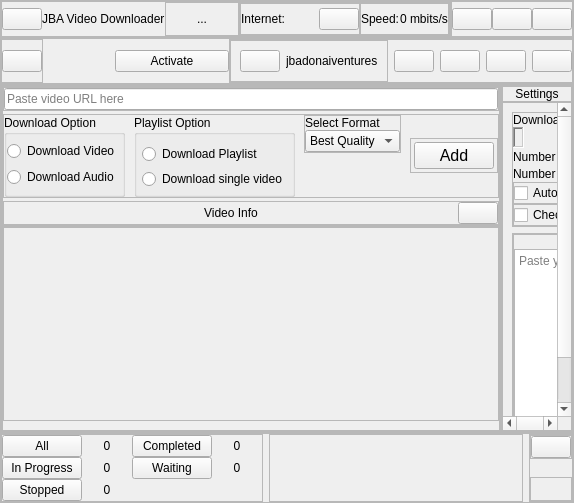
This is ui/newDownloaderInterface.ui in jbadonai/jvd2022 as Qt 5 draws it before an edit. The edited form follows.
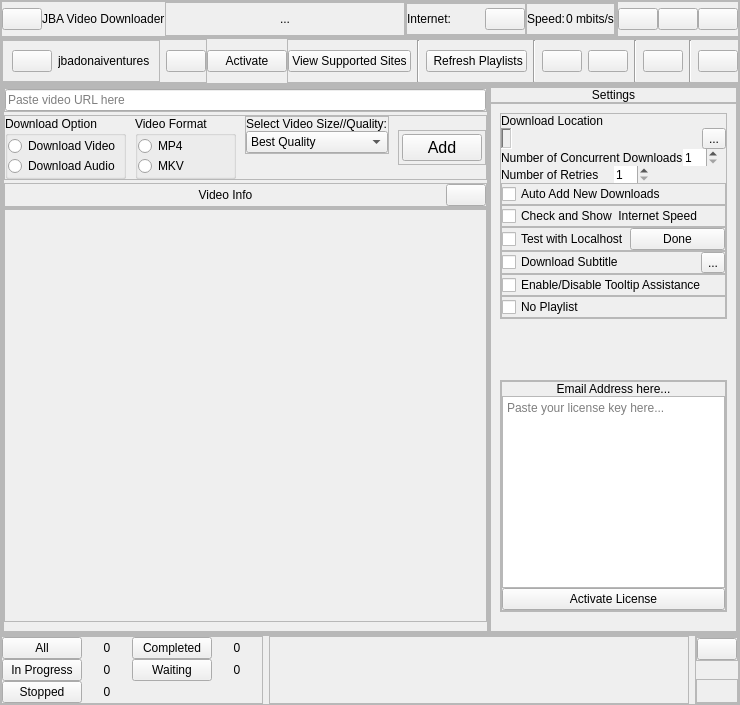
This is the edited form. Icons and pictures are not drawn.

What changed in the file:
```diff
--- a/ui/newDownloaderInterface.ui
+++ b/ui/newDownloaderInterface.ui
@@ -6,8 +6,8 @@
    <rect>
     <x>0</x>
     <y>0</y>
-    <width>516</width>
-    <height>503</height>
+    <width>454</width>
+    <height>705</height>
    </rect>
   </property>
   <property name="windowTitle">
@@ -382,54 +382,6 @@
            <number>0</number>
           </property>
           <item>
-           <widget class="QPushButton" name="buttonTheme">
-            <property name="text">
-             <string/>
-            </property>
-            <property name="icon">
-             <iconset resource="../icons.qrc">
-              <normaloff>:/white icons/White icon/moon.svg</normaloff>:/white icons/White icon/moon.svg</iconset>
-            </property>
-            <property name="iconSize">
-             <size>
-              <width>20</width>
-              <height>20</height>
-             </size>
-            </property>
-           </widget>
-          </item>
-         </layout>
-        </widget>
-       </item>
-       <item>
-        <widget class="QPushButton" name="buttonActivate">
-         <property name="text">
-          <string>Activate</string>
-         </property>
-        </widget>
-       </item>
-       <item alignment="Qt::AlignRight">
-        <widget class="QFrame" name="frame_settings">
-         <property name="frameShape">
-          <enum>QFrame::StyledPanel</enum>
-         </property>
-         <property name="frameShadow">
-          <enum>QFrame::Raised</enum>
-         </property>
-         <layout class="QHBoxLayout" name="horizontalLayout_7">
-          <property name="leftMargin">
-           <number>0</number>
-          </property>
-          <property name="topMargin">
-           <number>0</number>
-          </property>
-          <property name="rightMargin">
-           <number>0</number>
-          </property>
-          <property name="bottomMargin">
-           <number>0</number>
-          </property>
-          <item>
            <widget class="QFrame" name="frame_owner">
             <property name="frameShape">
              <enum>QFrame::StyledPanel</enum>
@@ -472,6 +424,95 @@
            </widget>
           </item>
           <item>
+           <widget class="QPushButton" name="buttonTheme">
+            <property name="text">
+             <string/>
+            </property>
+            <property name="icon">
+             <iconset resource="../icons.qrc">
+              <normaloff>:/white icons/White icon/moon.svg</normaloff>:/white icons/White icon/moon.svg</iconset>
+            </property>
+            <property name="iconSize">
+             <size>
+              <width>20</width>
+              <height>20</height>
+             </size>
+            </property>
+           </widget>
+          </item>
+         </layout>
+        </widget>
+       </item>
+       <item>
+        <widget class="QPushButton" name="buttonActivate">
+         <property name="toolTip">
+          <string>&lt;html&gt;&lt;head/&gt;&lt;body&gt;&lt;p&gt;&lt;span style=&quot; font-weight:600;&quot;&gt;Activate&lt;/span&gt;&lt;/p&gt;&lt;p&gt;Click here to Activate your copy of JVD downloader.&lt;/p&gt;&lt;/body&gt;&lt;/html&gt;</string>
+         </property>
+         <property name="text">
+          <string>Activate</string>
+         </property>
+        </widget>
+       </item>
+       <item alignment="Qt::AlignRight">
+        <widget class="QFrame" name="frame_settings">
+         <property name="frameShape">
+          <enum>QFrame::StyledPanel</enum>
+         </property>
+         <property name="frameShadow">
+          <enum>QFrame::Raised</enum>
+         </property>
+         <layout class="QHBoxLayout" name="horizontalLayout_7">
+          <property name="leftMargin">
+           <number>0</number>
+          </property>
+          <property name="topMargin">
+           <number>0</number>
+          </property>
+          <property name="rightMargin">
+           <number>0</number>
+          </property>
+          <property name="bottomMargin">
+           <number>0</number>
+          </property>
+          <item>
+           <widget class="QPushButton" name="buttonViewSupportedSites">
+            <property name="toolTip">
+             <string>&lt;html&gt;&lt;head/&gt;&lt;body&gt;&lt;p&gt;&lt;span style=&quot; font-weight:600;&quot;&gt;View Supported Sites&lt;/span&gt;&lt;br/&gt;Click here to Show/Hide list of all supported sites.&lt;/p&gt;&lt;/body&gt;&lt;/html&gt;</string>
+            </property>
+            <property name="text">
+             <string>View Supported Sites</string>
+            </property>
+            <property name="checkable">
+             <bool>true</bool>
+            </property>
+           </widget>
+          </item>
+          <item>
+           <widget class="Line" name="line_4">
+            <property name="orientation">
+             <enum>Qt::Vertical</enum>
+            </property>
+           </widget>
+          </item>
+          <item>
+           <widget class="QPushButton" name="buttonRefreshPlaylist">
+            <property name="text">
+             <string> Refresh Playlists</string>
+            </property>
+            <property name="icon">
+             <iconset resource="../icons.qrc">
+              <normaloff>:/blue icons/blue icon/refresh-ccw.svg</normaloff>:/blue icons/blue icon/refresh-ccw.svg</iconset>
+            </property>
+           </widget>
+          </item>
+          <item>
+           <widget class="Line" name="line_3">
+            <property name="orientation">
+             <enum>Qt::Vertical</enum>
+            </property>
+           </widget>
+          </item>
+          <item>
            <widget class="QPushButton" name="buttonExpandAll">
             <property name="toolTip">
              <string>Expand All</string>
@@ -511,6 +552,13 @@
             </property>
            </widget>
           </item>
+          <item>
+           <widget class="Line" name="line_2">
+            <property name="orientation">
+             <enum>Qt::Vertical</enum>
+            </property>
+           </widget>
+          </item>
           <item>
            <widget class="QPushButton" name="buttonDelete">
             <property name="toolTip">
@@ -531,6 +579,13 @@
             </property>
            </widget>
           </item>
+          <item>
+           <widget class="Line" name="line">
+            <property name="orientation">
+             <enum>Qt::Vertical</enum>
+            </property>
+           </widget>
+          </item>
           <item>
            <widget class="QPushButton" name="buttonSettings">
             <property name="toolTip">
@@ -594,6 +649,52 @@
         <number>0</number>
        </property>
        <item>
+        <widget class="QStackedWidget" name="mainStackedWidget">
+         <property name="currentIndex">
+          <number>0</number>
+         </property>
+         <widget class="QWidget" name="PageDownloader">
+          <layout class="QVBoxLayout" name="verticalLayout_21">
+           <property name="spacing">
+            <number>0</number>
+           </property>
+           <property name="leftMargin">
+            <number>0</number>
+           </property>
+           <property name="topMargin">
+            <number>0</number>
+           </property>
+           <property name="rightMargin">
+            <number>0</number>
+           </property>
+           <property name="bottomMargin">
+            <number>0</number>
+           </property>
+           <item>
+            <widget class="QFrame" name="frame_download_page">
+             <property name="frameShape">
+              <enum>QFrame::StyledPanel</enum>
+             </property>
+             <property name="frameShadow">
+              <enum>QFrame::Raised</enum>
+             </property>
+             <layout class="QHBoxLayout" name="horizontalLayout_20">
+              <property name="spacing">
+               <number>0</number>
+              </property>
+              <property name="leftMargin">
+               <number>0</number>
+              </property>
+              <property name="topMargin">
+               <number>0</number>
+              </property>
+              <property name="rightMargin">
+               <number>0</number>
+              </property>
+              <property name="bottomMargin">
+               <number>0</number>
+              </property>
+              <item>
         <widget class="QFrame" name="frame_left">
          <property name="sizePolicy">
           <sizepolicy hsizetype="Expanding" vsizetype="Expanding">
@@ -770,23 +871,26 @@
                   </layout>
                  </widget>
                 </item>
-                <item>
-                 <widget class="QGroupBox" name="groupBoxPlaylistOption">
+                       <item alignment="Qt::AlignLeft">
+                        <widget class="QGroupBox" name="groupBoxVideoFormat">
                   <property name="title">
-                   <string>Playlist Option</string>
+                          <string>Video Format</string>
                   </property>
                   <layout class="QVBoxLayout" name="verticalLayout_7">
                    <property name="spacing">
-                    <number>5</number>
+                           <number>0</number>
                    </property>
                    <property name="leftMargin">
-                    <number>5</number>
+                           <number>0</number>
+                          </property>
+                          <property name="topMargin">
+                           <number>0</number>
                    </property>
                    <property name="rightMargin">
-                    <number>5</number>
+                           <number>0</number>
                    </property>
                    <property name="bottomMargin">
-                    <number>5</number>
+                           <number>0</number>
                    </property>
                    <item>
                     <widget class="QRadioButton" name="radioButtonDownloadPlaylist">
@@ -794,7 +898,7 @@
                       <cursorShape>PointingHandCursor</cursorShape>
                      </property>
                      <property name="text">
-                      <string>Download Playlist</string>
+                             <string>MP4</string>
                      </property>
                     </widget>
                    </item>
@@ -804,7 +908,7 @@
                       <cursorShape>PointingHandCursor</cursorShape>
                      </property>
                      <property name="text">
-                      <string>Download single video</string>
+                             <string>MKV</string>
                      </property>
                     </widget>
                    </item>
@@ -838,7 +942,7 @@
                    <item alignment="Qt::AlignTop">
                     <widget class="QLabel" name="labelFormat">
                      <property name="text">
-                      <string>Select Format</string>
+                             <string>Select Video Size//Quality:</string>
                      </property>
                     </widget>
                    </item>
@@ -1036,8 +1140,8 @@
                  <rect>
                   <x>0</x>
                   <y>0</y>
-                  <width>365</width>
-                  <height>244</height>
+                         <width>348</width>
+                         <height>446</height>
                  </rect>
                 </property>
                 <property name="sizePolicy">
@@ -1058,7 +1162,7 @@
          </layout>
         </widget>
        </item>
-       <item alignment="Qt::AlignRight">
+              <item>
         <widget class="QFrame" name="frame_main_settings">
          <property name="minimumSize">
           <size>
@@ -1145,7 +1249,7 @@
                <x>0</x>
                <y>0</y>
                <width>165</width>
-               <height>345</height>
+                      <height>545</height>
               </rect>
              </property>
              <layout class="QVBoxLayout" name="verticalLayout_16">
@@ -1413,6 +1517,165 @@
                    </layout>
                   </widget>
                  </item>
+                        <item>
+                         <widget class="QFrame" name="frame_test_with_localhost">
+                          <property name="frameShape">
+                           <enum>QFrame::StyledPanel</enum>
+                          </property>
+                          <property name="frameShadow">
+                           <enum>QFrame::Raised</enum>
+                          </property>
+                          <layout class="QHBoxLayout" name="horizontalLayout_19">
+                           <property name="spacing">
+                            <number>0</number>
+                           </property>
+                           <property name="leftMargin">
+                            <number>0</number>
+                           </property>
+                           <property name="topMargin">
+                            <number>0</number>
+                           </property>
+                           <property name="rightMargin">
+                            <number>0</number>
+                           </property>
+                           <property name="bottomMargin">
+                            <number>0</number>
+                           </property>
+                           <item>
+                            <widget class="QCheckBox" name="checkBoxTestWithLocalhost">
+                             <property name="text">
+                              <string>Test with Localhost</string>
+                             </property>
+                            </widget>
+                           </item>
+                           <item>
+                            <widget class="QPushButton" name="buttonDoneWithLocalhostTest">
+                             <property name="text">
+                              <string>Done</string>
+                             </property>
+                            </widget>
+                           </item>
+                          </layout>
+                         </widget>
+                        </item>
+                        <item>
+                         <widget class="QFrame" name="frame">
+                          <property name="frameShape">
+                           <enum>QFrame::StyledPanel</enum>
+                          </property>
+                          <property name="frameShadow">
+                           <enum>QFrame::Raised</enum>
+                          </property>
+                          <layout class="QHBoxLayout" name="horizontalLayout_21">
+                           <property name="spacing">
+                            <number>0</number>
+                           </property>
+                           <property name="leftMargin">
+                            <number>0</number>
+                           </property>
+                           <property name="topMargin">
+                            <number>0</number>
+                           </property>
+                           <property name="rightMargin">
+                            <number>0</number>
+                           </property>
+                           <property name="bottomMargin">
+                            <number>0</number>
+                           </property>
+                           <item>
+                            <widget class="QCheckBox" name="checkBoxDownloadSubtitle">
+                             <property name="toolTip">
+                              <string>&lt;html&gt;&lt;head/&gt;&lt;body&gt;&lt;p&gt;&lt;span style=&quot; font-weight:600;&quot;&gt;Download Subtitle&lt;/span&gt;&lt;/p&gt;&lt;p&gt;Select this option if you want to download the video subtitle.&lt;/p&gt;&lt;p&gt;Changing this settings will not affect previously added downloads.Only the Newly added downloads will use the new settings.&lt;/p&gt;&lt;p&gt;&lt;span style=&quot; font-weight:600;&quot;&gt;Note:&lt;/span&gt;&lt;/p&gt;&lt;p&gt;Default format is .&lt;span style=&quot; color:#aa00ff;&quot;&gt;srt&lt;/span&gt;&lt;/p&gt;&lt;p&gt;Default Languate is &lt;span style=&quot; color:#aa00ff;&quot;&gt;english&lt;/span&gt;&lt;br/&gt;&lt;/p&gt;&lt;p&gt;&lt;span style=&quot; font-style:italic; color:#ffff7f;&quot;&gt;Changing these default option will be available in the future by clicking the 3 dots button infront of the 'Download Subtitle' checkbox.&lt;/span&gt;&lt;/p&gt;&lt;/body&gt;&lt;/html&gt;</string>
+                             </property>
+                             <property name="text">
+                              <string>Download Subtitle</string>
+                             </property>
+                            </widget>
+                           </item>
+                           <item>
+                            <widget class="QToolButton" name="buttonDownloadSubtitleSettings">
+                             <property name="text">
+                              <string>...</string>
+                             </property>
+                            </widget>
+                           </item>
+                          </layout>
+                         </widget>
+                        </item>
+                        <item>
+                         <widget class="QFrame" name="frame_tooltip_assistance">
+                          <property name="frameShape">
+                           <enum>QFrame::StyledPanel</enum>
+                          </property>
+                          <property name="frameShadow">
+                           <enum>QFrame::Raised</enum>
+                          </property>
+                          <layout class="QHBoxLayout" name="horizontalLayout_22">
+                           <property name="spacing">
+                            <number>0</number>
+                           </property>
+                           <property name="leftMargin">
+                            <number>0</number>
+                           </property>
+                           <property name="topMargin">
+                            <number>0</number>
+                           </property>
+                           <property name="rightMargin">
+                            <number>0</number>
+                           </property>
+                           <property name="bottomMargin">
+                            <number>0</number>
+                           </property>
+                           <item>
+                            <widget class="QCheckBox" name="checkBoxTooltipAssistance">
+                             <property name="toolTip">
+                              <string>&lt;html&gt;&lt;head/&gt;&lt;body&gt;&lt;p&gt;&lt;span style=&quot; font-weight:600;&quot;&gt;Tooltip Assistance&lt;/span&gt;&lt;/p&gt;&lt;p&gt;Toggle On or Off to Show/Hide Tooltip Assistance when mouse is placed over any item.&lt;/p&gt;&lt;p&gt;&lt;span style=&quot; font-weight:600;&quot;&gt;Note:&lt;/span&gt;&lt;/p&gt;&lt;p&gt;Changing this option requires Application restat. Restarting app will not affect your downloads.&lt;/p&gt;&lt;/body&gt;&lt;/html&gt;</string>
+                             </property>
+                             <property name="text">
+                              <string>Enable/Disable Tooltip Assistance</string>
+                             </property>
+                            </widget>
+                           </item>
+                          </layout>
+                         </widget>
+                        </item>
+                        <item>
+                         <widget class="QFrame" name="frame_no_playlist">
+                          <property name="frameShape">
+                           <enum>QFrame::StyledPanel</enum>
+                          </property>
+                          <property name="frameShadow">
+                           <enum>QFrame::Raised</enum>
+                          </property>
+                          <layout class="QVBoxLayout" name="verticalLayout_24">
+                           <property name="spacing">
+                            <number>0</number>
+                           </property>
+                           <property name="leftMargin">
+                            <number>0</number>
+                           </property>
+                           <property name="topMargin">
+                            <number>0</number>
+                           </property>
+                           <property name="rightMargin">
+                            <number>0</number>
+                           </property>
+                           <property name="bottomMargin">
+                            <number>0</number>
+                           </property>
+                           <item>
+                            <widget class="QCheckBox" name="checkBoxNoPlaylist">
+                             <property name="toolTip">
+                              <string>&lt;html&gt;&lt;head/&gt;&lt;body&gt;&lt;p&gt;&lt;span style=&quot; font-weight:600;&quot;&gt;No Playlist&lt;/span&gt;&lt;/p&gt;&lt;p&gt;Check here to download a single selected video from a playlist url.&lt;/p&gt;&lt;/body&gt;&lt;/html&gt;</string>
+                             </property>
+                             <property name="text">
+                              <string>No Playlist</string>
+                             </property>
+                            </widget>
+                           </item>
+                          </layout>
+                         </widget>
+                        </item>
                 </layout>
                </widget>
               </item>
@@ -1505,6 +1768,74 @@
            </widget>
           </item>
          </layout>
+               </widget>
+              </item>
+             </layout>
+            </widget>
+           </item>
+          </layout>
+         </widget>
+         <widget class="QWidget" name="PageSupportedSites">
+          <property name="styleSheet">
+           <string notr="true"/>
+          </property>
+          <layout class="QVBoxLayout" name="verticalLayout_23">
+           <item>
+            <widget class="QFrame" name="frame_supported_sites">
+             <property name="frameShape">
+              <enum>QFrame::StyledPanel</enum>
+             </property>
+             <property name="frameShadow">
+              <enum>QFrame::Raised</enum>
+             </property>
+             <layout class="QVBoxLayout" name="verticalLayout_22">
+              <property name="spacing">
+               <number>0</number>
+              </property>
+              <property name="leftMargin">
+               <number>0</number>
+              </property>
+              <property name="topMargin">
+               <number>0</number>
+              </property>
+              <property name="rightMargin">
+               <number>0</number>
+              </property>
+              <property name="bottomMargin">
+               <number>0</number>
+              </property>
+              <item>
+               <widget class="QLabel" name="labelSupportedSiteTitle">
+                <property name="text">
+                 <string>Supported Sites List</string>
+                </property>
+                <property name="alignment">
+                 <set>Qt::AlignCenter</set>
+                </property>
+               </widget>
+              </item>
+             </layout>
+            </widget>
+           </item>
+           <item>
+            <widget class="QScrollArea" name="SupportedSitescrollArea">
+             <property name="widgetResizable">
+              <bool>true</bool>
+             </property>
+             <widget class="QWidget" name="supportedSitesScrollAreaWidgetContents">
+              <property name="geometry">
+               <rect>
+                <x>0</x>
+                <y>0</y>
+                <width>73</width>
+                <height>16</height>
+               </rect>
+              </property>
+             </widget>
+            </widget>
+           </item>
+          </layout>
+         </widget>
         </widget>
        </item>
       </layout>
```
Left out of the diff: 61 changed lines with no effect on the pictures. Lines whose indentation alone changed are shown as unchanged.
